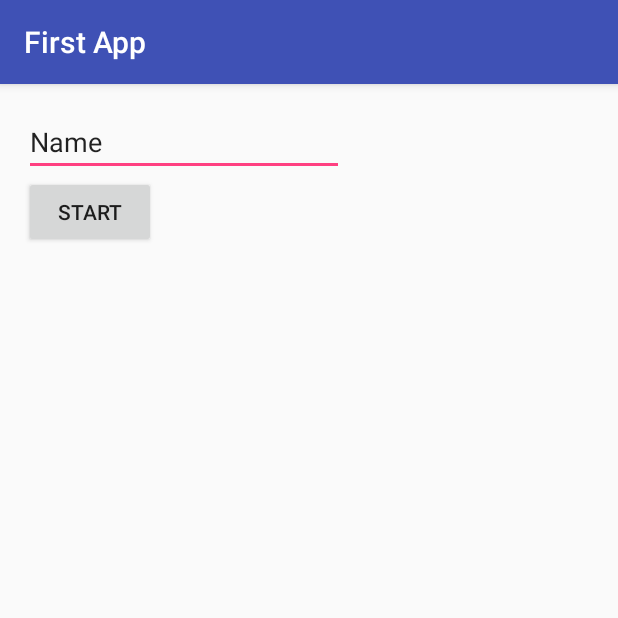
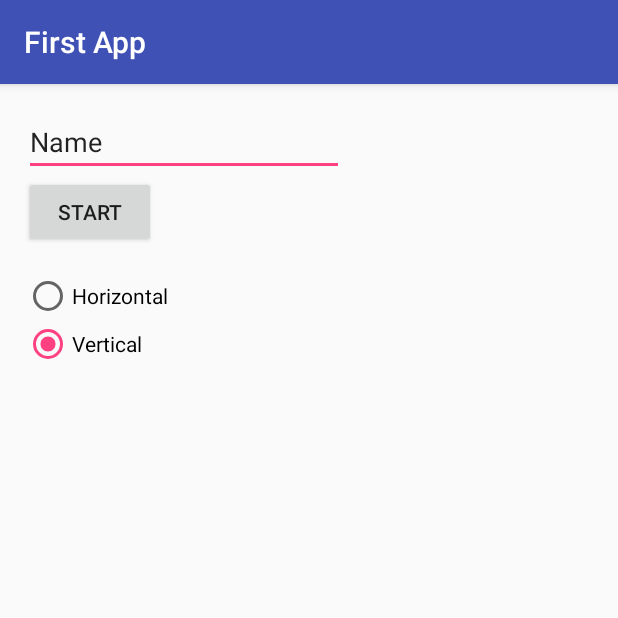
Before and after one commit to masiek93/AFirstApp, an Android app: the screen it shows after launch (MainActivity), on a phone screen of 412 x 824 dp, the top half of it. Run offline under Robolectric (Android 15) with nearby library versions, the phone set to English and light mode, and no system bars.

Commit message:
[Vogella introduction 11.3] radio buttons added

```diff
--- a/app/src/main/res/layout/activity_main.xml
+++ b/app/src/main/res/layout/activity_main.xml
@@ -25,10 +25,33 @@
         android:text="Start"
         android:layout_width="wrap_content"
         android:layout_height="wrap_content"
-        android:id="@+id/button1"
+        android:id="@+id/button"
         android:onClick="onClick"
         android:layout_below="@+id/main_input"
         android:layout_alignParentLeft="true"
         android:layout_alignParentStart="true"
         />
+
+    <RadioGroup
+        android:id="@+id/orientation"
+        android:layout_below="@id/button"
+        android:layout_width="match_parent"
+        android:layout_height="wrap_content"
+        android:layout_marginTop="16dp">
+
+        <RadioButton
+            android:id="@+id/horizontal"
+            android:layout_width="wrap_content"
+            android:layout_height="wrap_content"
+            android:text="Horizontal" >
+        </RadioButton>
+
+        <RadioButton
+            android:id="@+id/vertical"
+            android:layout_width="wrap_content"
+            android:layout_height="wrap_content"
+            android:checked="true"
+            android:text="Vertical" >
+        </RadioButton>
+    </RadioGroup>
 </RelativeLayout>
```
Also changed, not shown: app/src/main/java/com/tomaszbartnik/firstapp/MainActivity.java (+17 -0 lines).
